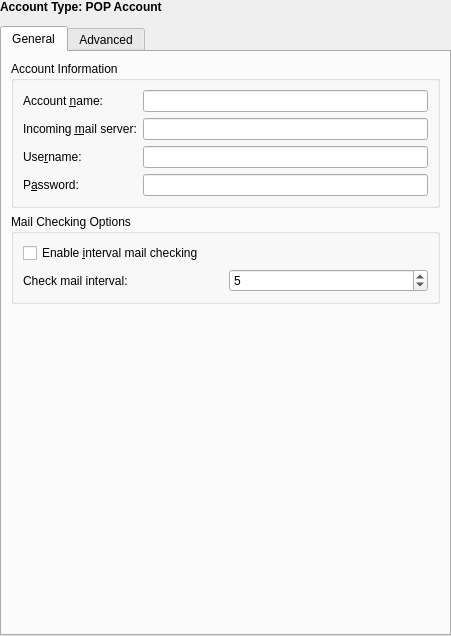
First picture: the form in resources/pop3/popsettings.ui, repository KDE/kdepim-runtime, before the edit.
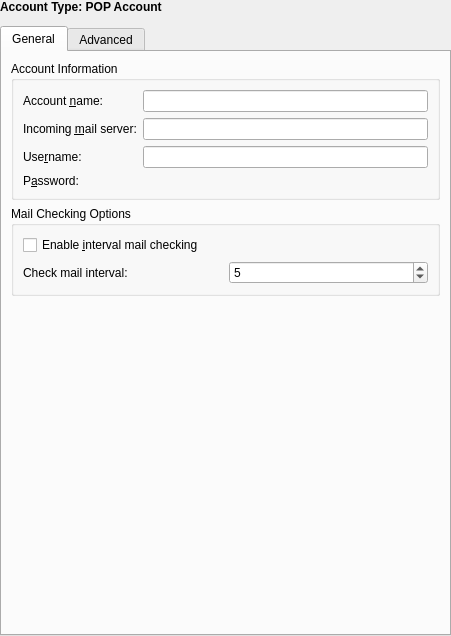
Second picture: the form after the edit. Custom widgets are drawn as their Qt base class.

```diff
--- a/resources/pop3/popsettings.ui
+++ b/resources/pop3/popsettings.ui
@@ -206,7 +206,7 @@
            </widget>
           </item>
           <item row="3" column="1">
-           <widget class="PimCommon::LineEditPassword" name="passwordEdit">
+           <widget class="KPasswordLineEdit" name="passwordEdit">
             <property name="toolTip">
              <string>Password for access to the mail server</string>
             </property>
@@ -588,9 +588,9 @@
    <container>1</container>
   </customwidget>
   <customwidget>
-   <class>PimCommon::LineEditPassword</class>
-   <extends>QLineEdit</extends>
-   <header>pimcommon/lineeditpassword.h</header>
+   <class>KPasswordLineEdit</class>
+   <extends>QWidget</extends>
+   <header>kpasswordlineedit.h</header>
   </customwidget>
  </customwidgets>
  <tabstops>
```
